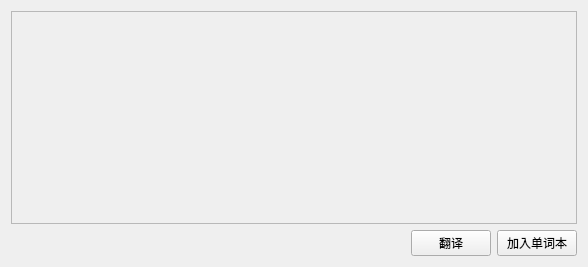
Old version of the form verbiverse/UI/Translate.ui in the repository HATTER-LONG/Verbiverse.
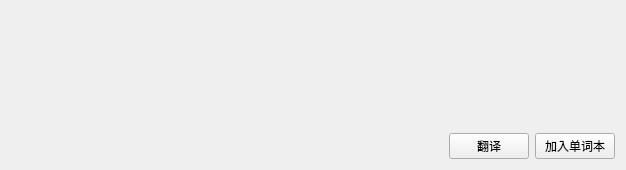
New version of the form.

```diff
--- a/verbiverse/UI/Translate.ui
+++ b/verbiverse/UI/Translate.ui
@@ -6,8 +6,8 @@
    <rect>
     <x>0</x>
     <y>0</y>
-    <width>588</width>
-    <height>267</height>
+    <width>626</width>
+    <height>170</height>
    </rect>
   </property>
   <property name="windowTitle">
@@ -17,40 +17,19 @@
    <item row="0" column="0">
     <layout class="QVBoxLayout" name="verticalLayout">
      <item>
-      <widget class="QScrollArea" name="scrollArea">
-       <property name="widgetResizable">
-        <bool>true</bool>
-       </property>
-       <widget class="QWidget" name="scrollAreaWidgetContents">
-        <property name="geometry">
-         <rect>
-          <x>0</x>
-          <y>0</y>
-          <width>560</width>
-          <height>195</height>
-         </rect>
-        </property>
-        <layout class="QGridLayout" name="gridLayout_2">
-         <property name="leftMargin">
-          <number>0</number>
-         </property>
-         <property name="topMargin">
-          <number>0</number>
-         </property>
-         <property name="rightMargin">
-          <number>0</number>
-         </property>
-         <property name="bottomMargin">
-          <number>0</number>
-         </property>
-         <item row="0" column="0">
           <widget class="QLabel" name="result">
            <property name="sizePolicy">
-            <sizepolicy hsizetype="Preferred" vsizetype="Preferred">
+        <sizepolicy hsizetype="Fixed" vsizetype="Preferred">
              <horstretch>0</horstretch>
              <verstretch>0</verstretch>
             </sizepolicy>
            </property>
+       <property name="minimumSize">
+        <size>
+         <width>600</width>
+         <height>100</height>
+        </size>
+       </property>
            <property name="text">
             <string/>
            </property>
@@ -60,17 +39,13 @@
            <property name="wordWrap">
             <bool>true</bool>
            </property>
-          </widget>
-         </item>
-        </layout>
-       </widget>
+       <property name="textInteractionFlags">
+        <set>Qt::TextInteractionFlag::LinksAccessibleByMouse|Qt::TextInteractionFlag::TextSelectableByMouse</set>
+       </property>
       </widget>
      </item>
      <item>
       <layout class="QHBoxLayout" name="horizontalLayout_2">
-       <property name="sizeConstraint">
-        <enum>QLayout::SizeConstraint::SetDefaultConstraint</enum>
-       </property>
        <item>
         <spacer name="horizontalSpacer">
          <property name="orientation">
```
Lines whose indentation alone changed are shown as unchanged.
